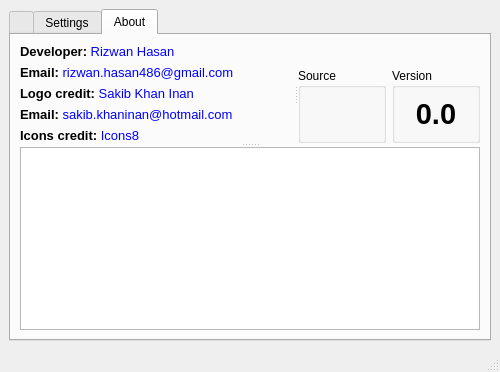
Before: the Qt Designer form ui/mainwindow.ui in Rizwan-Hasan/Free-Hash-Checker, drawn with Qt 5.
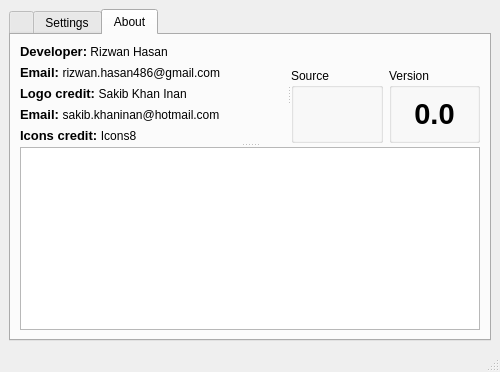
After: the same form once the commit is applied. The open tabs and pages were chosen to show the change. Icons and pictures are not drawn.

What changed in the file:
```diff
--- a/ui/mainwindow.ui
+++ b/ui/mainwindow.ui
@@ -455,7 +455,7 @@
              <item>
               <widget class="QLabel" name="developerName">
                <property name="text">
-                <string>&lt;html&gt;&lt;head/&gt;&lt;body&gt;&lt;p&gt;&lt;span style=&quot; font-size:10pt; font-weight:600;&quot;&gt;Developer:&lt;/span&gt;&lt;a href=&quot;https://github.com/Rizwan-Hasan/&quot;&gt;&lt;span style=&quot;text-decoration: none; font-size:10pt; color:#0000ff;&quot;&gt; Rizwan Hasan&lt;/span&gt;&lt;/a&gt;&lt;/p&gt;&lt;/body&gt;&lt;/html&gt;</string>
+                <string>&lt;html&gt;&lt;head/&gt;&lt;body&gt;&lt;p&gt;&lt;span style=&quot; font-size:10pt; font-weight:600;&quot;&gt;Developer:&lt;/span&gt; Rizwan Hasan&lt;/span&gt;&lt;/p&gt;&lt;/body&gt;&lt;/html&gt;</string>
                </property>
                <property name="scaledContents">
                 <bool>false</bool>
@@ -468,7 +468,7 @@
              <item>
               <widget class="QLabel" name="develoeprEmail">
                <property name="text">
-                <string>&lt;html&gt;&lt;head/&gt;&lt;body&gt;&lt;p&gt;&lt;span style=&quot; font-size:10pt; font-weight:600;&quot;&gt;Email: &lt;/span&gt;&lt;a href=&quot;mailto:rizwan.hasan486@gmail.com&quot;&gt;&lt;span style=&quot;text-decoration: none; font-size:10pt; color:#0000ff;&quot;&gt;rizwan.hasan486@gmail.com&lt;/span&gt;&lt;/a&gt;&lt;/p&gt;&lt;/body&gt;&lt;/html&gt;</string>
+                <string>&lt;html&gt;&lt;head/&gt;&lt;body&gt;&lt;p&gt;&lt;span style=&quot; font-size:10pt; font-weight:600;&quot;&gt;Email: &lt;/span&gt;rizwan.hasan486@gmail.com&lt;/span&gt;&lt;/p&gt;&lt;/body&gt;&lt;/html&gt;</string>
                </property>
                <property name="openExternalLinks">
                 <bool>true</bool>
@@ -478,7 +478,7 @@
              <item>
               <widget class="QLabel" name="logoCreditName">
                <property name="text">
-                <string>&lt;html&gt;&lt;head/&gt;&lt;body&gt;&lt;p&gt;&lt;span style=&quot; font-size:10pt; font-weight:600;&quot;&gt;Logo credit: &lt;/span&gt;&lt;a href=&quot;https://github.com/skinan&quot;&gt;&lt;span style=&quot;text-decoration: none; font-size:10pt; color:#0000ff;&quot;&gt;Sakib Khan Inan&lt;/span&gt;&lt;/a&gt;&lt;/p&gt;&lt;/body&gt;&lt;/html&gt;</string>
+                <string>&lt;html&gt;&lt;head/&gt;&lt;body&gt;&lt;p&gt;&lt;span style=&quot; font-size:10pt; font-weight:600;&quot;&gt;Logo credit: &lt;/span&gt;Sakib Khan Inan&lt;/p&gt;&lt;/body&gt;&lt;/html&gt;</string>
                </property>
                <property name="openExternalLinks">
                 <bool>true</bool>
@@ -488,14 +488,14 @@
              <item>
               <widget class="QLabel" name="logoCreditEmail">
                <property name="text">
-                <string>&lt;html&gt;&lt;head/&gt;&lt;body&gt;&lt;p&gt;&lt;span style=&quot; font-size:10pt; font-weight:600;&quot;&gt;Email: &lt;/span&gt;&lt;a href=&quot;mailto:sakib.khaninan@hotmail.com&quot;&gt;&lt;span style=&quot;text-decoration: none; font-size:10pt; color:#0000ff;&quot;&gt;sakib.khaninan@hotmail.com&lt;/span&gt;&lt;/a&gt;&lt;/p&gt;&lt;/body&gt;&lt;/html&gt;</string>
+                <string>&lt;html&gt;&lt;head/&gt;&lt;body&gt;&lt;p&gt;&lt;span style=&quot; font-size:10pt; font-weight:600;&quot;&gt;Email: &lt;/span&gt;sakib.khaninan@hotmail.com&lt;/p&gt;&lt;/body&gt;&lt;/html&gt;</string>
                </property>
               </widget>
              </item>
              <item>
               <widget class="QLabel" name="icons8">
                <property name="text">
-                <string>&lt;html&gt;&lt;head/&gt;&lt;body&gt;&lt;p&gt;&lt;span style=&quot; font-size:10pt; font-weight:600;&quot;&gt;Icons credit: &lt;/span&gt;&lt;a href=&quot;https://icons8.com&quot;&gt;&lt;span style=&quot;text-decoration: none; font-size:10pt; color:#0000ff;&quot;&gt;Icons8&lt;/span&gt;&lt;/a&gt;&lt;/p&gt;&lt;/body&gt;&lt;/html&gt;</string>
+                <string>&lt;html&gt;&lt;head/&gt;&lt;body&gt;&lt;p&gt;&lt;span style=&quot; font-size:10pt; font-weight:600;&quot;&gt;Icons credit: &lt;/span&gt;Icons8&lt;/p&gt;&lt;/body&gt;&lt;/html&gt;</string>
                </property>
                <property name="openExternalLinks">
                 <bool>true</bool>
```
Left out of the diff: 8 changed lines with no effect on the pictures.
